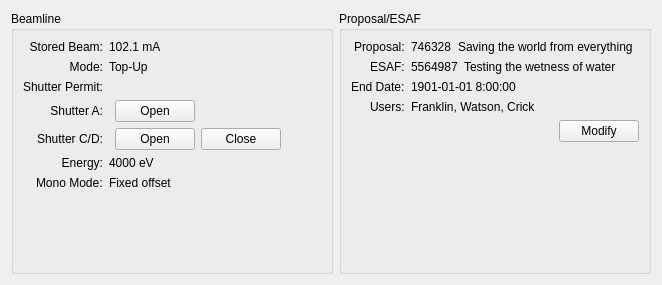
spc-group/haven, file src/firefly/status.ui: the form before one commit.
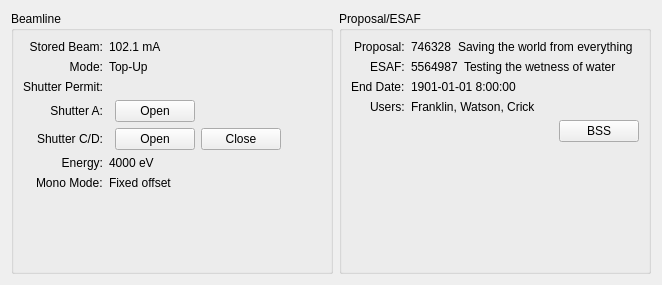
The form after the commit. Custom widgets are drawn as their Qt base class.

Commit message: Re-connected the bss button in the status window.

The edit to the form file:
```diff
--- a/src/firefly/status.ui
+++ b/src/firefly/status.ui
@@ -608,15 +608,12 @@
          </spacer>
         </item>
         <item>
-         <widget class="PyDMPushButton" name="bss_modify_button">
-          <property name="enabled">
-           <bool>true</bool>
-          </property>
+         <widget class="QPushButton" name="bss_modify_button">
           <property name="toolTip">
            <string/>
           </property>
           <property name="text">
-           <string>Modify</string>
+           <string>BSS</string>
           </property>
          </widget>
         </item>
```
Left out of the diff: 2 changed lines with no effect on the pictures. The commit also changes 2 other files.
